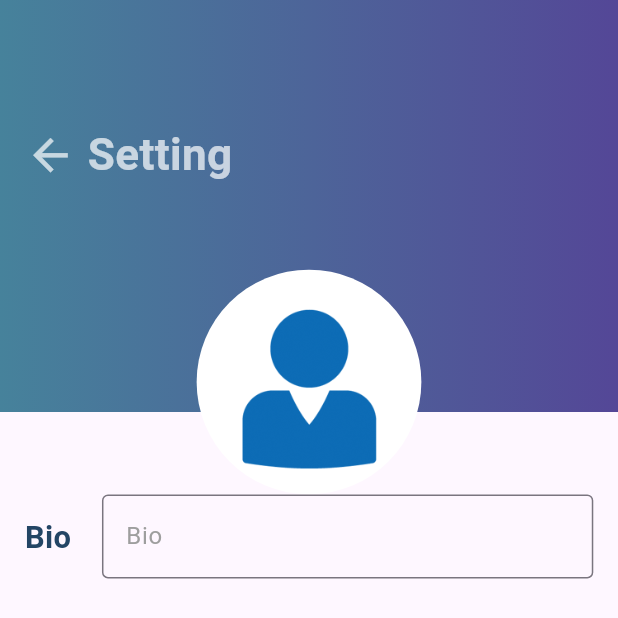
After one commit to aydinNazari/Planla, a Flutter app: the SettingScreen screen opened directly, on a phone screen of 412 x 824 dp. The commit adds this screen. Shown: the top 618 px of the screen. Run offline on Flutter 3.47's test engine with Material 3 defaults, Android fonts, the phone set to English and light mode, and no system bars; our stand-ins replace cached_network_image, cloud_firestore, connectivity_plus, file_picker, firebase_auth, firebase_core and 7 more; missing offline and left inert: flutter_background_service; accounts and stored records are empty; network calls fail.

Commit message:
16/01/2024

```diff
--- a/lib/controls/firebase/firestore._methods.dart
+++ b/lib/controls/firebase/firestore._methods.dart
@@ -420,8 +420,10 @@ class FirestoreMethods {
           print('value $value');*/
           tempTEventTime += value ;
           String stringValue = tempTEventTime.toString();
-          stringValue = stringValue.substring(0, stringValue.indexOf('.') + 3);
-          tempTEventTime= double.parse(stringValue);
+          RegExp regex = RegExp(r'^\d*\.\d{0,2}');
+          RegExpMatch? match = regex.firstMatch(stringValue);
+          String result = match?.group(0) ?? stringValue;
+          tempTEventTime= double.parse(result);
         }
       }
      // print('tempTEventTime $tempTEventTime');
--- /dev/null
+++ b/lib/screens/setting_screen.dart
@@ -0,0 +1,130 @@
+import 'package:flutter/material.dart';
+import 'package:planla/controls/providersClass/provider_user.dart';
+import 'package:provider/provider.dart';
+
+import '../widgets/profile_img_widget.dart';
+import '../widgets/textField/login_signin_textfield_widget.dart';
+import '../widgets/textField/textinputfield_widget.dart';
+
+class SettingScreen extends StatelessWidget {
+  const SettingScreen({Key? key}) : super(key: key);
+
+  @override
+  Widget build(BuildContext context) {
+    Size size = MediaQuery.of(context).size;
+    ProviderUser providerUser =
+        Provider.of<ProviderUser>(context, listen: false);
+    return Scaffold(
+      //logOutFunc(context, size, true,user);
+      body: Column(
+        crossAxisAlignment: CrossAxisAlignment.start,
+        children: [
+          Stack(
+            children: [
+              SizedBox(
+                width: size.width,
+                height: size.height / 2.5,
+              ),
+              Container(
+                width: size.width,
+                height: size.height / 3,
+                decoration: const BoxDecoration(
+                  gradient: LinearGradient(
+                    begin: Alignment.centerLeft,
+                    end: Alignment.centerRight,
+                    colors: [
+                      Color(0xff46829b),
+                      Color(0xff544797),
+                    ],
+                  ),
+                ),
+              ),
+              Positioned(
+                left: size.width / 25,
+                top: size.height / 10,
+                child: Row(
+                  children: [
+                    InkWell(
+                      onTap: () {
+                        Navigator.of(context).pop();
+                      },
+                      child: Icon(
+                        Icons.arrow_back,
+                        color: Colors.white70,
+                        size: size.width / 12,
+                      ),
+                    ),
+                    Padding(
+                      padding: EdgeInsets.only(left: size.width / 55),
+                      child: Text(
+                        'Setting',
+                        style: TextStyle(
+                            color: Colors.white70,
+                            fontSize: size.width / 14,
+                            fontWeight: FontWeight.w700),
+                      ),
+                    )
+                  ],
+                ),
+              ),
+              Positioned(
+                bottom: 0,
+                right: 0,
+                left: 0,
+                child: Container(
+                  width: size.width / 4,
+                  height: size.height / 5.5,
+                  decoration: const BoxDecoration(
+                      color: Colors.white, shape: BoxShape.circle),
+                ),
+              ),
+              Positioned(
+                bottom: size.height / 70,
+                right: 0,
+                left: 0,
+                child: ProgileImgWidget(
+                  url: providerUser.user.imageurl,
+                  type: 2,
+                ),
+              )
+            ],
+          ),
+          Row(
+            children: [
+              Expanded(
+                flex: 1,
+                child: Padding(
+                  padding: EdgeInsets.only(left: size.width / 25),
+                  child: Text(
+                    'Bio',
+                    style: TextStyle(
+                        color: const Color(0xff234565),
+                        fontSize: size.width / 20,
+                        fontWeight: FontWeight.w700),
+                  ),
+                ),
+              ),
+              Expanded(
+                flex: 7,
+                child: Padding(
+                  padding: EdgeInsets.only(
+                      left: size.width / 25, right: size.width / 25),
+                  child: TextInputField(
+                    onchange: (v) {},
+                    inputLenghtControl: true,
+                    hintText: 'Enter your bio',
+                    hintColor: Colors.grey,
+                    iconWidget: const SizedBox(),
+                    labelTextWidget: const Text('Bio'),
+                    obscrueText: false,
+                  ),
+                ),
+              )
+              // buraya biosu var ise biosunu yaz
+            ],
+          )
+        ],
+      ),
+    );
+  }
+}
```
Also changed, not shown: lib/controls/providersClass/timer_provider.dart (+6 -1 lines), lib/screens/profile_screen.dart (+23 -14 lines), lib/widgets/card/chart_widget.dart (+14 -12 lines), lib/widgets/home_screen_scafold_widget.dart (+9 -8 lines), lib/widgets/textField/textinputfield_widget.dart (+10 -7 lines).
